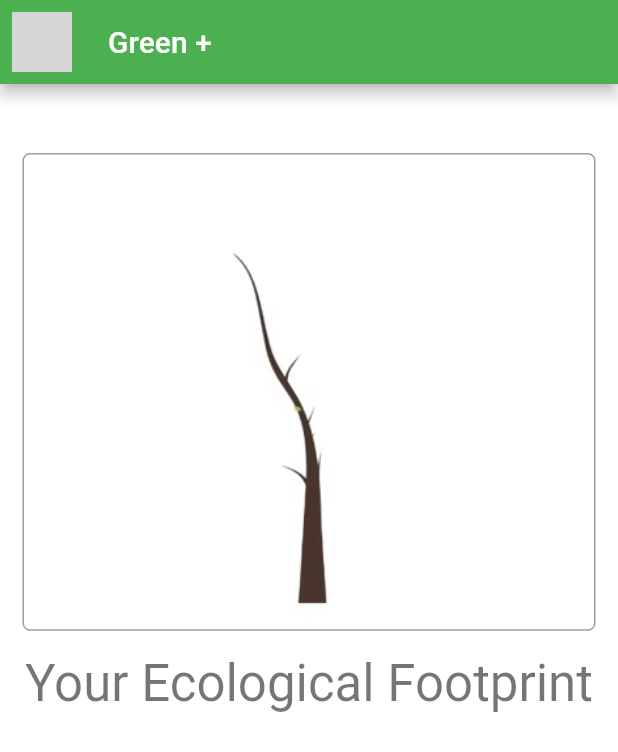
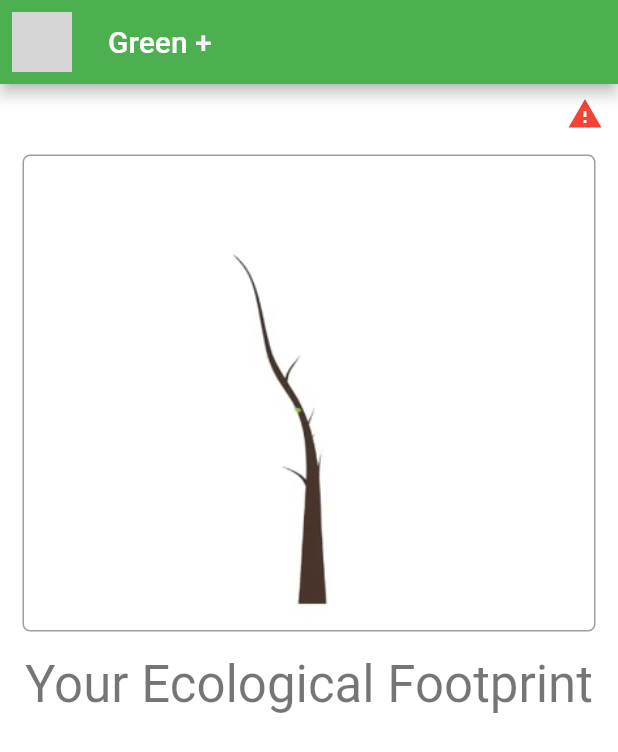
Before and after one commit to greenplus-life/app, a Flutter app: the HomeGreenPlus screen opened directly, on a phone screen of 412 x 824 dp. Shown: the top 752 px of the screen. Run offline on Flutter 3.47's test engine with Material 2 defaults, Android fonts, the phone set to English and light mode, and no system bars; our stand-ins replace font_awesome_flutter; network calls fail; grey boxes are pictures that could not be loaded.

Commit message:
[UPDATE] pitch

```diff
--- a/lib/screens/home.dart
+++ b/lib/screens/home.dart
@@ -53,7 +53,7 @@ class _HomeGreenPlusState extends State<HomeGreenPlus> {
         recordData = [];
         return;
       }
-      recordData = [];
+      recordData.clear();
       for (var item in greenRecordData) {
         var record = item['greenRecord'];
         var dur = item['durations'];
@@ -100,12 +100,13 @@ class _HomeGreenPlusState extends State<HomeGreenPlus> {
   // }
 
   ListView _transactionItemsReal() {
+    var listData = recordData.map((recordModel) {
+      return TransactionItem(greenRecordModel: recordModel);
+    }).toList();
     return ListView(
       shrinkWrap: true,
       primary: false,
-      children: recordData.map((recordModel) {
-        return new TransactionItem(greenRecordModel: recordModel);
-      }).toList(),
+      children: listData,
     );
   }
 
@@ -129,9 +130,32 @@ class _HomeGreenPlusState extends State<HomeGreenPlus> {
           children: <Widget>[
             Padding(
               padding: EdgeInsets.only(top: 8.0),
-              child: Text(
-                '$username',
-                style: Theme.of(context).textTheme.title,
+              child: Row(
+                children: <Widget>[
+                  Expanded(
+                    child: Text(""),
+                  ),
+                  Expanded(
+                    child: Text(
+                      '$username',
+                      style: Theme.of(context).textTheme.title,
+                    ),
+                  ),
+                  Expanded(
+                    child: Row(
+                      mainAxisAlignment: MainAxisAlignment.end,
+                      children: <Widget>[
+                        Padding(
+                          padding: EdgeInsets.only(right: 10.0),
+                          child: Icon(
+                            Icons.warning,
+                            color: Colors.red,
+                          ),
+                        ),
+                      ],
+                    ),
+                  ),
+                ],
               ),
             ),
             Expanded(
```
